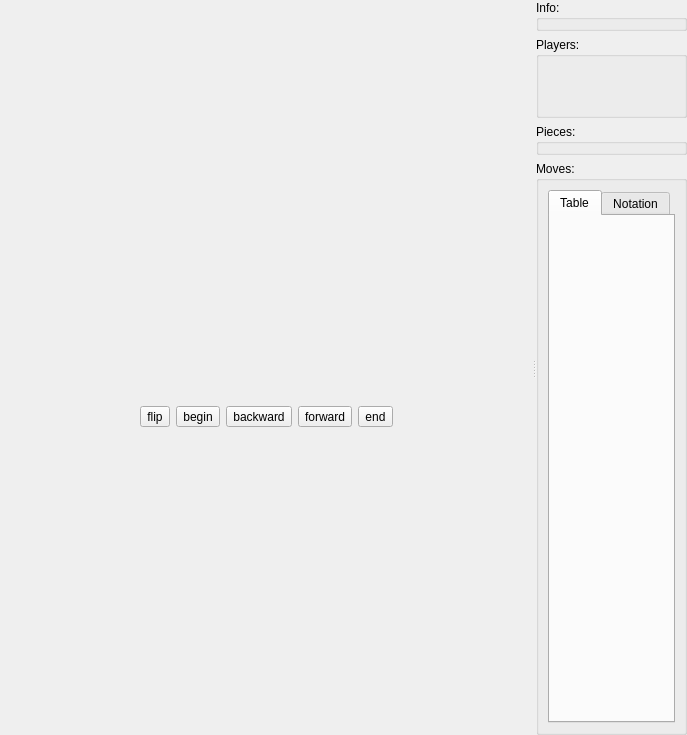
This is src/ui/gameview.ui in manyoso/queensmate as Qt 5 draws it before an edit. The edited form follows.
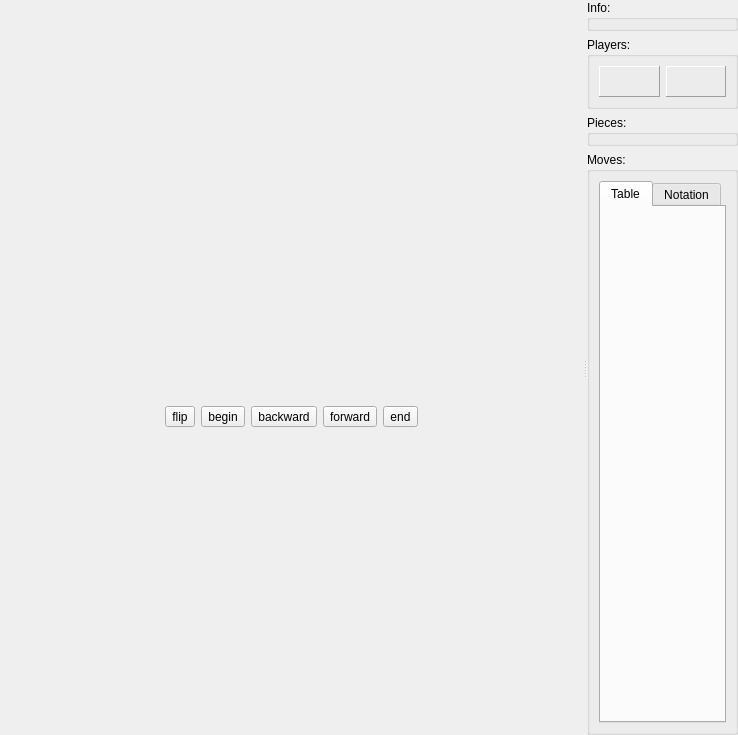
This is the edited form.

```diff
--- a/src/ui/gameview.ui
+++ b/src/ui/gameview.ui
@@ -5,7 +5,7 @@
    <rect>
     <x>0</x>
     <y>0</y>
-    <width>687</width>
+    <width>738</width>
     <height>735</height>
    </rect>
   </property>
@@ -150,6 +150,18 @@
           </property>
           <item>
            <widget class="QWidget" native="1" name="ui_playersWidget" >
+            <layout class="QHBoxLayout" >
+             <property name="margin" >
+              <number>0</number>
+             </property>
+             <item>
+              <widget class="QFrame" name="ui_whitePlayersFrame" >
+               <property name="frameShape" >
+                <enum>QFrame::Panel</enum>
+               </property>
+               <property name="frameShadow" >
+                <enum>QFrame::Raised</enum>
+               </property>
             <layout class="QVBoxLayout" >
              <property name="spacing" >
               <number>0</number>
@@ -162,6 +174,22 @@
                <property name="spacing" >
                 <number>0</number>
                </property>
+                  <item>
+                   <spacer>
+                    <property name="orientation" >
+                     <enum>Qt::Horizontal</enum>
+                    </property>
+                    <property name="sizeType" >
+                     <enum>QSizePolicy::MinimumExpanding</enum>
+                    </property>
+                    <property name="sizeHint" stdset="0" >
+                     <size>
+                      <width>0</width>
+                      <height>0</height>
+                     </size>
+                    </property>
+                   </spacer>
+                  </item>
                <item>
                 <widget class="QLabel" name="ui_whitePlayerIcon" >
                  <property name="text" >
@@ -184,7 +212,7 @@
                   <string/>
                  </property>
                  <property name="alignment" >
-                  <set>Qt::AlignLeading|Qt::AlignLeft|Qt::AlignVCenter</set>
+                     <set>Qt::AlignCenter</set>
                  </property>
                  <property name="margin" >
                   <number>2</number>
@@ -199,13 +227,18 @@
                  <property name="orientation" >
                   <enum>Qt::Horizontal</enum>
                  </property>
+                    <property name="sizeType" >
+                     <enum>QSizePolicy::MinimumExpanding</enum>
+                    </property>
                  <property name="sizeHint" stdset="0" >
                   <size>
-                   <width>40</width>
-                   <height>20</height>
+                      <width>0</width>
+                      <height>0</height>
                   </size>
                  </property>
                 </spacer>
+                  </item>
+                 </layout>
                </item>
                <item>
                 <widget class="QLabel" name="ui_whiteClock" >
@@ -216,11 +249,14 @@
                    <bold>true</bold>
                   </font>
                  </property>
+                  <property name="frameShape" >
+                   <enum>QFrame::NoFrame</enum>
+                  </property>
                  <property name="text" >
                   <string/>
                  </property>
                  <property name="alignment" >
-                  <set>Qt::AlignLeading|Qt::AlignLeft|Qt::AlignVCenter</set>
+                   <set>Qt::AlignCenter</set>
                  </property>
                  <property name="margin" >
                   <number>2</number>
@@ -231,12 +267,44 @@
                 </widget>
                </item>
               </layout>
+              </widget>
              </item>
+             <item>
+              <widget class="QFrame" name="ui_blackPlayersFrame" >
+               <property name="frameShape" >
+                <enum>QFrame::Panel</enum>
+               </property>
+               <property name="frameShadow" >
+                <enum>QFrame::Raised</enum>
+               </property>
+               <layout class="QVBoxLayout" >
+                <property name="spacing" >
+                 <number>0</number>
+                </property>
+                <property name="margin" >
+                 <number>0</number>
+                </property>
              <item>
               <layout class="QHBoxLayout" >
                <property name="spacing" >
                 <number>0</number>
                </property>
+                  <item>
+                   <spacer>
+                    <property name="orientation" >
+                     <enum>Qt::Horizontal</enum>
+                    </property>
+                    <property name="sizeType" >
+                     <enum>QSizePolicy::MinimumExpanding</enum>
+                    </property>
+                    <property name="sizeHint" stdset="0" >
+                     <size>
+                      <width>0</width>
+                      <height>0</height>
+                     </size>
+                    </property>
+                   </spacer>
+                  </item>
                <item>
                 <widget class="QLabel" name="ui_blackPlayerIcon" >
                  <property name="text" >
@@ -259,7 +327,7 @@
                   <string/>
                  </property>
                  <property name="alignment" >
-                  <set>Qt::AlignLeading|Qt::AlignLeft|Qt::AlignVCenter</set>
+                     <set>Qt::AlignCenter</set>
                  </property>
                  <property name="margin" >
                   <number>2</number>
@@ -274,13 +342,18 @@
                  <property name="orientation" >
                   <enum>Qt::Horizontal</enum>
                  </property>
+                    <property name="sizeType" >
+                     <enum>QSizePolicy::MinimumExpanding</enum>
+                    </property>
                  <property name="sizeHint" stdset="0" >
                   <size>
-                   <width>40</width>
-                   <height>20</height>
+                      <width>0</width>
+                      <height>0</height>
                   </size>
                  </property>
                 </spacer>
+                  </item>
+                 </layout>
                </item>
                <item>
                 <widget class="QLabel" name="ui_blackClock" >
@@ -291,11 +364,14 @@
                    <bold>true</bold>
                   </font>
                  </property>
+                  <property name="frameShape" >
+                   <enum>QFrame::NoFrame</enum>
+                  </property>
                  <property name="text" >
                   <string/>
                  </property>
                  <property name="alignment" >
-                  <set>Qt::AlignLeading|Qt::AlignLeft|Qt::AlignVCenter</set>
+                   <set>Qt::AlignCenter</set>
                  </property>
                  <property name="margin" >
                   <number>2</number>
@@ -306,6 +382,7 @@
                 </widget>
                </item>
               </layout>
+              </widget>
              </item>
             </layout>
            </widget>
@@ -342,8 +419,8 @@
               <rect>
                <x>0</x>
                <y>0</y>
-               <width>127</width>
-               <height>487</height>
+               <width>133</width>
+               <height>492</height>
               </rect>
              </property>
              <attribute name="title" >
```
Left out of the diff: 4 changed lines with no effect on the pictures. Lines whose indentation alone changed are shown as unchanged.
